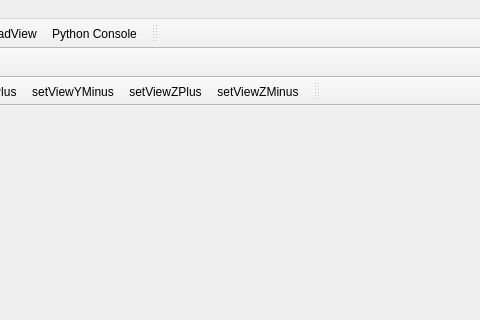
Above: vvMainWindow.ui from Kitware/VeloView before the change; both pictures show x 590 to 1070 and y 0 to 320 of the 1070 by 645 pixel window. Below: the same form after it.
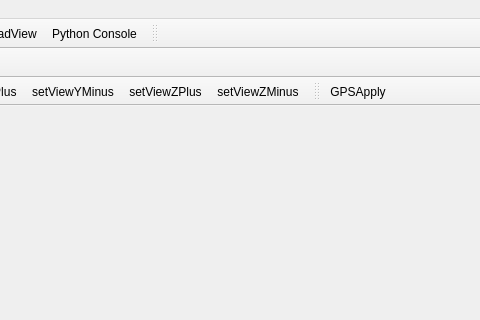
That is the form after the change. Icons and pictures are not drawn. Custom widgets are drawn as their Qt base class.

What changed in the file:
```diff
--- a/vvMainWindow.ui
+++ b/vvMainWindow.ui
@@ -170,6 +170,7 @@
    <attribute name="toolBarBreak">
     <bool>false</bool>
    </attribute>
+   <addaction name="actionGPSApply"/>
   </widget>
   <action name="actionE_xit">
    <property name="text">
@@ -614,6 +615,14 @@
     <string>Save Position CSV</string>
    </property>
   </action>
+  <action name="actionGPSApply">
+   <property name="checkable">
+    <bool>true</bool>
+   </property>
+   <property name="text">
+    <string>GPSApply</string>
+   </property>
+  </action>
  </widget>
  <customwidgets>
   <customwidget>
```
